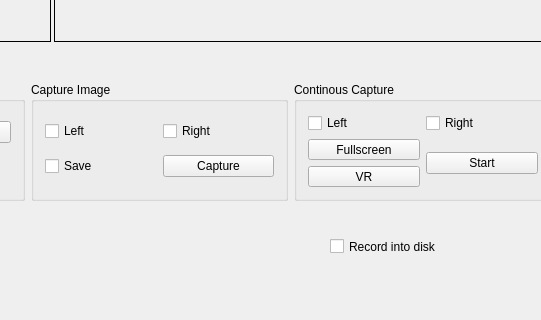
Old version of the form VR_interfaz/mainwindow.ui in the repository richardseba/TFG-Code; both pictures show x 660 to 1201 and y 439 to 759 of the 1355 by 759 pixel window.
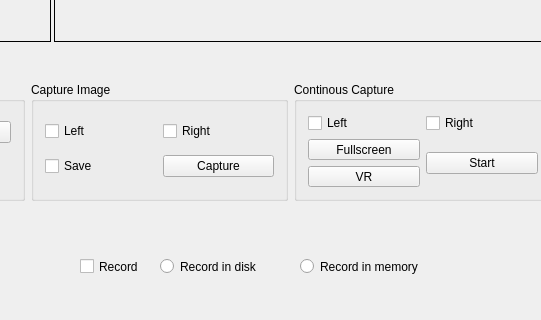
New version of the form.

Patch:
```diff
--- a/VR_interfaz/mainwindow.ui
+++ b/VR_interfaz/mainwindow.ui
@@ -283,14 +283,40 @@
    <widget class="QCheckBox" name="checkBox_saveVideo">
     <property name="geometry">
      <rect>
-      <x>990</x>
-      <y>670</y>
+      <x>740</x>
+      <y>690</y>
+      <width>61</width>
+      <height>31</height>
+     </rect>
+    </property>
+    <property name="text">
+     <string>Record</string>
+    </property>
+   </widget>
+   <widget class="QRadioButton" name="radioButton_recordMemory">
+    <property name="geometry">
+     <rect>
+      <x>960</x>
+      <y>690</y>
       <width>131</width>
       <height>31</height>
      </rect>
     </property>
     <property name="text">
-     <string>Record into disk</string>
+     <string>Record in memory</string>
+    </property>
+   </widget>
+   <widget class="QRadioButton" name="radioButton_recordDisk">
+    <property name="geometry">
+     <rect>
+      <x>820</x>
+      <y>690</y>
+      <width>121</width>
+      <height>31</height>
+     </rect>
+    </property>
+    <property name="text">
+     <string>Record in disk</string>
     </property>
    </widget>
    <zorder>label_display1</zorder>
```
Left out of the diff: 2 changed lines with no effect on the pictures.
